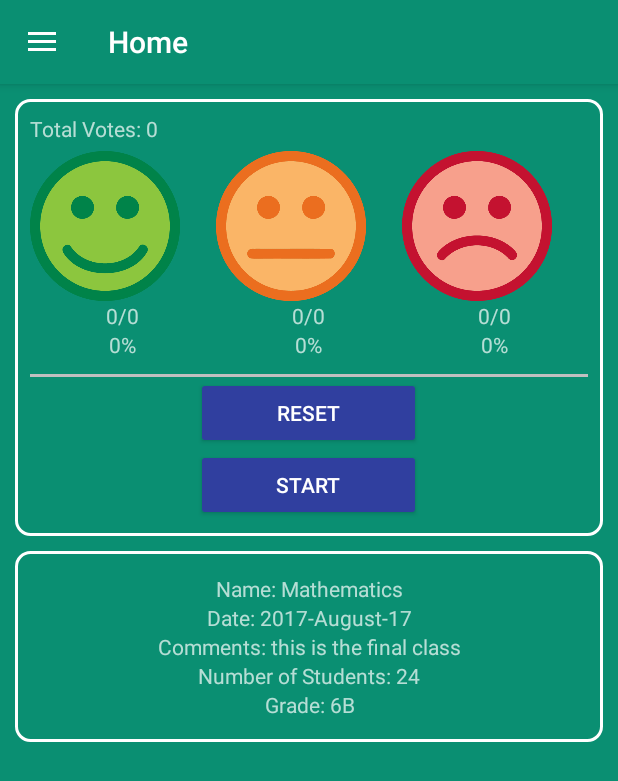
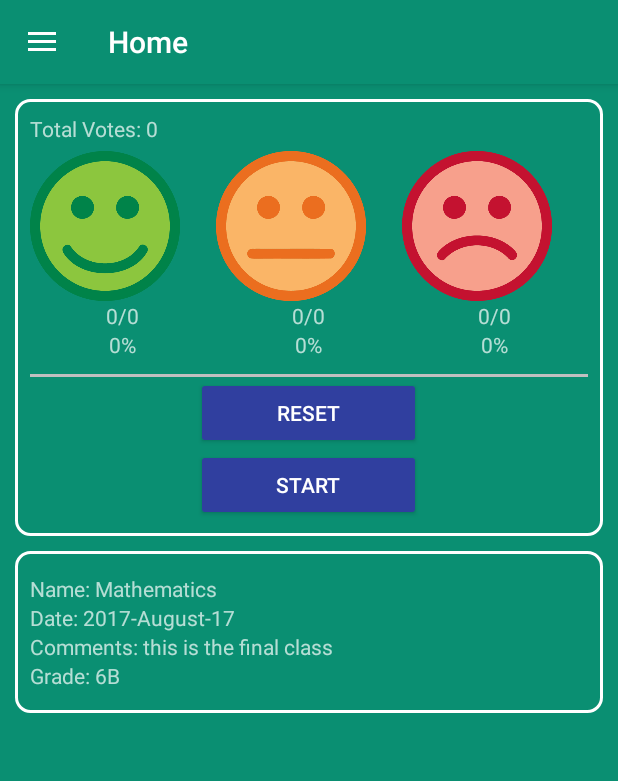
Before and after one commit to prasannadeshappriya/TutionClass-MobileApp, an Android app: the fragment FeedbackViewFragment placed in its activity, on a phone screen of 412 x 824 dp. Shown: the top 781 px of the screen. Run offline under Robolectric (Android 15) with nearby library versions, the phone set to English and light mode, and no system bars; 11 statements that could not run were skipped.

Commit message:
First Release

```diff
--- a/app/src/main/java/com/example/prasanna/tutionclass/Fragment/AddEditLessonFragment.java
+++ b/app/src/main/java/com/example/prasanna/tutionclass/Fragment/AddEditLessonFragment.java
@@ -152,6 +152,8 @@ public class AddEditLessonFragment extends Fragment {
 
     private void showHomeFragment(){
         HomeFragment homeFragment = new HomeFragment();
+        int month = dpPicker.getMonth();
+        homeFragment.setMonth_change(true, month);
         homeFragment.setUserDetails(email, user_name, user_id);
         FragmentTransaction transaction = getFragmentManager().beginTransaction();
         transaction.setCustomAnimations(android.R.anim.slide_in_left,
--- a/app/src/main/java/com/example/prasanna/tutionclass/Fragment/FeedbackFragment.java
+++ b/app/src/main/java/com/example/prasanna/tutionclass/Fragment/FeedbackFragment.java
@@ -34,6 +34,7 @@ public class FeedbackFragment extends Fragment {
     private ArrayList<Lesson> arrLesson;
     private Spinner spiMonth;
     private Spinner spiYear;
+
 
     public void setUserDetails(String email, String user_name, String user_id) {
         this.email = email;
--- a/app/src/main/java/com/example/prasanna/tutionclass/Fragment/HomeFragment.java
+++ b/app/src/main/java/com/example/prasanna/tutionclass/Fragment/HomeFragment.java
@@ -38,11 +38,17 @@ public class HomeFragment extends Fragment {
     private Spinner spiHomeMonth;
     private Spinner spiHomeYear;
     private ArrayList<Lesson> arrLesson;
+    private boolean month_change = false;
+    private int month;
 
     public void setUserDetails(String email, String user_name, String user_id) {
         this.email = email;
         this.user_name = user_name;
         this.user_id = user_id;
+    }
+
+    public void setMonth_change(boolean flag, int month){
+        month_change = flag; this.month = month;
     }
 
     @Nullable
@@ -52,6 +58,11 @@ public class HomeFragment extends Fragment {
         //init variables
         init(view);
         initArrayList();
+
+        if(month_change){
+            spiHomeMonth.setSelection(month+1);
+            month_change = false;
+        }
 
         btnAddLesson.setOnClickListener(
                 new View.OnClickListener() {
--- a/app/src/main/res/layout/fragment_feedback_view.xml
+++ b/app/src/main/res/layout/fragment_feedback_view.xml
@@ -144,6 +144,7 @@
             android:layout_width="match_parent"
             android:layout_marginTop="10dip"
             android:paddingTop="15dip"
+            android:paddingLeft="10dip"
             android:paddingBottom="15dip"
             android:layout_height="wrap_content"
             android:background="@drawable/frame_border">
@@ -152,36 +153,32 @@
                 android:layout_width="match_parent"
                 android:layout_height="wrap_content"
                 android:text="Name: Mathematics"
-                android:id="@+id/tvFedName"
-                android:textAlignment="center"/>
+                android:id="@+id/tvFedName"/>
             <TextView
                 android:layout_width="match_parent"
                 android:layout_height="wrap_content"
                 android:layout_below="@+id/tvFedName"
                 android:text="Date: 2017-August-17"
-                android:id="@+id/tvFedDate"
-                android:textAlignment="center"/>
+                android:id="@+id/tvFedDate"/>
             <TextView
                 android:layout_width="match_parent"
                 android:layout_height="wrap_content"
                 android:layout_below="@+id/tvFedDate"
                 android:text="Comments: this is the final class"
-                android:id="@+id/tvFedComments"
-                android:textAlignment="center"/>
+                android:id="@+id/tvFedComments"/>
             <TextView
                 android:layout_width="match_parent"
                 android:layout_height="wrap_content"
                 android:layout_below="@+id/tvFedComments"
+                android:visibility="gone"
                 android:text="Number of Students: 24"
-                android:id="@+id/tvFedNumDates"
-                android:textAlignment="center"/>
+                android:id="@+id/tvFedNumDates"/>
             <TextView
                 android:layout_width="match_parent"
                 android:layout_height="wrap_content"
                 android:layout_below="@+id/tvFedNumDates"
                 android:text="Grade: 6B"
-                android:id="@+id/tvFedGrade"
-                android:textAlignment="center"/>
+                android:id="@+id/tvFedGrade"/>
         </RelativeLayout>
     </LinearLayout>
 </ScrollView>
```
